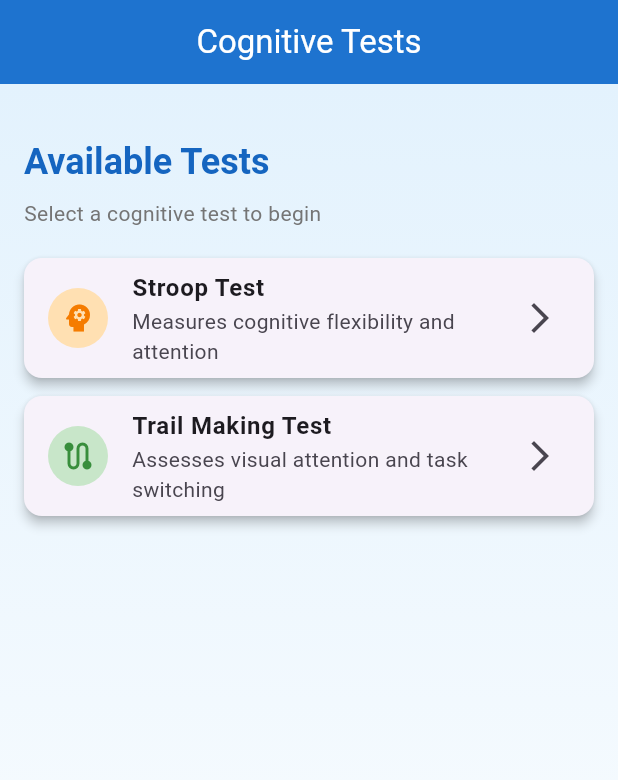
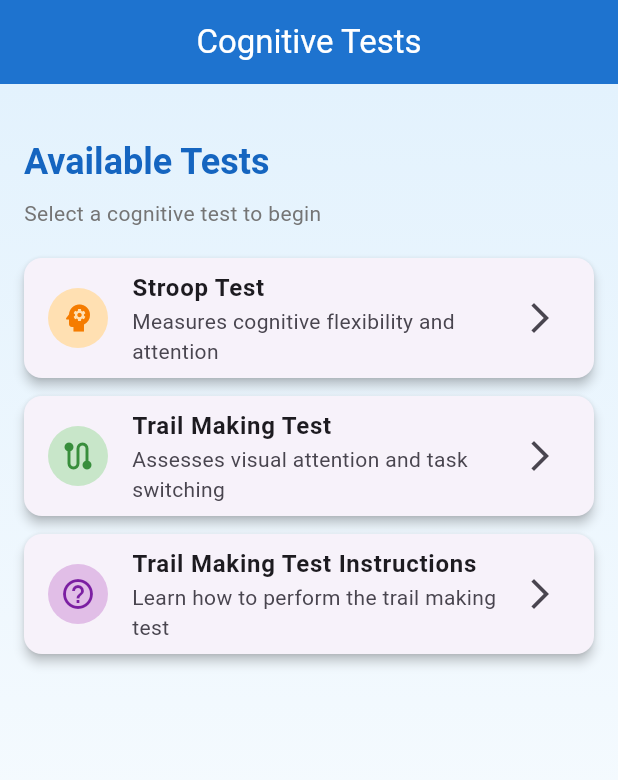
Before and after one commit to dcajal/cognitive_tests, a Flutter app: the screen it shows after launch, on a phone screen of 412 x 824 dp. Shown: the top 780 px of the screen. Run offline on Flutter 3.47's test engine with Material 3 defaults, Android fonts, the phone set to English and light mode, and no system bars; our stand-ins replace sprintf; missing offline and left inert: record, syncfusion_flutter_pdfviewer.

Commit message:
Add Trail Making Test instructions and integrate into main app

```diff
--- a/example/lib/main.dart
+++ b/example/lib/main.dart
@@ -1,6 +1,7 @@
 import 'package:flutter/material.dart';
 import 'stroop_test_page.dart';
 import 'trail_making_test_page.dart';
+import 'trail_making_test_instructions.dart';
 
 void main() {
   runApp(const CognitiveTestsApp());
@@ -128,6 +129,36 @@ class HomePage extends StatelessWidget {
                         },
                       ),
                     ),
+                    Card(
+                      elevation: 3,
+                      margin: const EdgeInsets.only(bottom: 12),
+                      child: ListTile(
+                        leading: CircleAvatar(
+                          backgroundColor: Colors.purple.shade100,
+                          child: Icon(
+                            Icons.help_outline,
+                            color: Colors.purple.shade700,
+                          ),
+                        ),
+                        title: const Text(
+                          'Trail Making Test Instructions',
+                          style: TextStyle(fontWeight: FontWeight.w600),
+                        ),
+                        subtitle: const Text(
+                          'Learn how to perform the trail making test',
+                        ),
+                        trailing: const Icon(Icons.arrow_forward_ios),
+                        onTap: () {
+                          Navigator.push(
+                            context,
+                            MaterialPageRoute(
+                              builder: (context) =>
+                                  const TrailMakingTestInstructions(),
+                            ),
+                          );
+                        },
+                      ),
+                    ),
                   ],
                 ),
               ),
```
Also changed, not shown: example/lib/stroop_test_page.dart (+5 -17 lines), example/lib/trail_making_test_instructions.dart (added, +67 -0 lines), example/lib/trail_making_test_page.dart (+5 -5 lines).
